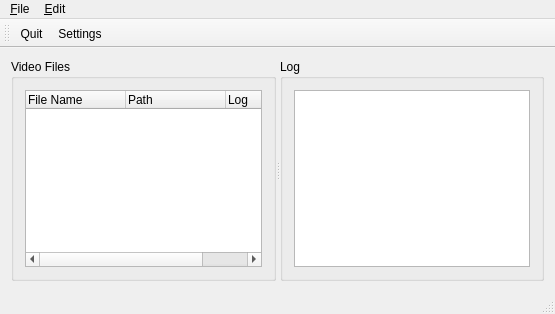
Old version of the form mainwindow.ui in the repository wahibre/qmtn.
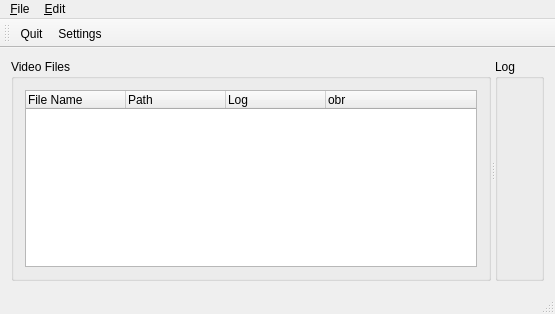
New version of the form. Custom widgets are drawn as their Qt base class.

The edit to the form file:
```diff
--- a/mainwindow.ui
+++ b/mainwindow.ui
@@ -45,6 +45,11 @@
             <string>Log</string>
            </property>
           </column>
+          <column>
+           <property name="text">
+            <string>obr</string>
+           </property>
+          </column>
          </widget>
         </item>
        </layout>
@@ -56,9 +61,21 @@
        <layout class="QVBoxLayout" name="verticalLayout">
         <item>
          <widget class="ImageItemView" name="imageViewer">
-          <property name="readOnly">
+          <property name="sizePolicy">
+           <sizepolicy hsizetype="Ignored" vsizetype="Ignored">
+            <horstretch>0</horstretch>
+            <verstretch>0</verstretch>
+           </sizepolicy>
+          </property>
+          <property name="text">
+           <string/>
+          </property>
+          <property name="scaledContents">
            <bool>true</bool>
           </property>
+          <property name="alignment">
+           <set>Qt::AlignCenter</set>
+          </property>
          </widget>
         </item>
        </layout>
@@ -129,7 +146,7 @@
  <customwidgets>
   <customwidget>
    <class>ImageItemView</class>
-   <extends>QPlainTextEdit</extends>
+   <extends>QLabel</extends>
    <header>imageitemview.h</header>
   </customwidget>
  </customwidgets>
```
